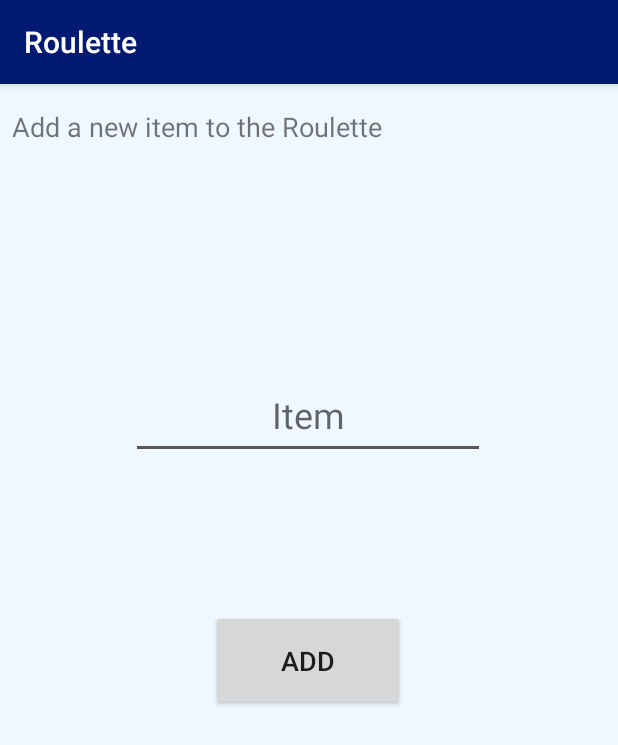
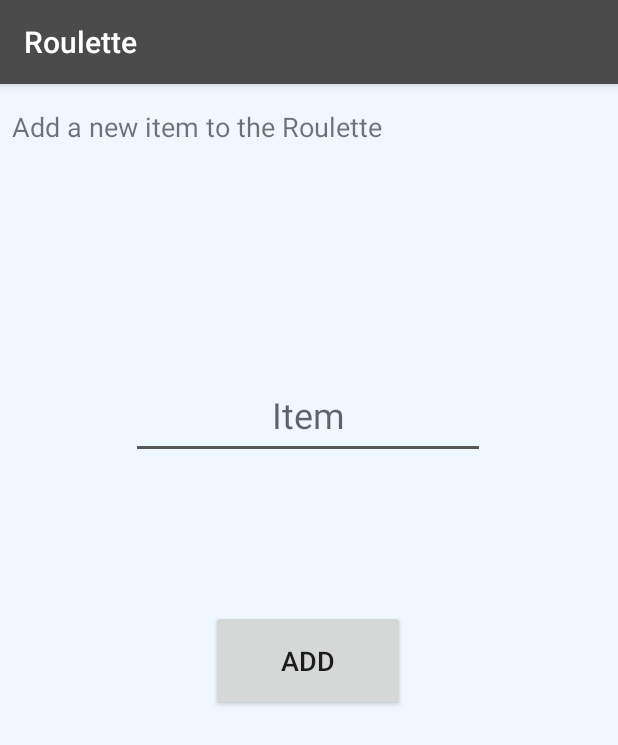
Before and after one commit to anngo14/Roulette, an Android app: the screen it shows after launch (AddItem), after a tap on an icon or button, on a phone screen of 412 x 824 dp. Shown: the top 745 px of the screen. Run offline under Robolectric (Android 15) with nearby library versions, the phone set to English and light mode, and no system bars.

Commit message:
Slight UI changed fab color

```diff
--- a/RussianRoulette/src/main/java/com/example/andrew/roulette/Favorites.java
+++ b/RussianRoulette/src/main/java/com/example/andrew/roulette/Favorites.java
@@ -100,6 +100,7 @@ public class Favorites extends AppCompatActivity {
     public void configureBackButton()
     {
         FloatingActionButton backButton = (FloatingActionButton) findViewById(R.id.back);
+        backButton.setBackgroundColor(4934475);
         backButton.setOnClickListener(new View.OnClickListener() {
             @Override
             public void onClick(View view) {
@@ -126,7 +127,7 @@ public class Favorites extends AppCompatActivity {
             while((text = buffer.readLine()) != null) {
                 builder.append(text);
             }
-            String[] files = builder.toString().split("\\\\");
+            String[] files = builder.toString().split("@@");
 
             if(files[0].compareTo("") == 0)
             {
--- a/RussianRoulette/src/main/java/com/example/andrew/roulette/MainActivity.java
+++ b/RussianRoulette/src/main/java/com/example/andrew/roulette/MainActivity.java
@@ -235,7 +235,7 @@ public class MainActivity extends AppCompatActivity {
         String fileName = roulette.getListName();
         final String fileNameList = "roulette_list_names";
 
-        String content = fileName+"\\\\";
+        String content = fileName + "@@";
         try {
             output = openFileOutput(fileName, Context.MODE_PRIVATE);
             output2 = openFileOutput(fileNameList, Context.MODE_APPEND);
--- a/RussianRoulette/src/main/res/layout/activity_favorite.xml
+++ b/RussianRoulette/src/main/res/layout/activity_favorite.xml
@@ -33,7 +33,7 @@
         android:layout_marginBottom="16dp"
         android:clickable="true"
         android:focusable="true"
-        app:backgroundTint="#3F51B5"
+        app:backgroundTint="#4B4B4B"
         app:layout_constraintBottom_toBottomOf="parent"
         app:layout_constraintEnd_toEndOf="parent"
         app:layout_constraintTop_toTopOf="parent"
--- a/RussianRoulette/src/main/res/mipmap-anydpi-v26/ic_launcher.xml
+++ b/RussianRoulette/src/main/res/mipmap-anydpi-v26/ic_launcher.xml
@@ -1,5 +1,5 @@
 <?xml version="1.0" encoding="utf-8"?>
 <adaptive-icon xmlns:android="http://schemas.android.com/apk/res/android">
-    <background android:drawable="@drawable/ic_launcher_background"/>
+    <background android:drawable="@color/ic_launcher_background"/>
     <foreground android:drawable="@mipmap/ic_launcher_foreground"/>
 </adaptive-icon>
--- a/RussianRoulette/src/main/res/mipmap-anydpi-v26/ic_launcher_round.xml
+++ b/RussianRoulette/src/main/res/mipmap-anydpi-v26/ic_launcher_round.xml
@@ -1,5 +1,5 @@
 <?xml version="1.0" encoding="utf-8"?>
 <adaptive-icon xmlns:android="http://schemas.android.com/apk/res/android">
-    <background android:drawable="@drawable/ic_launcher_background"/>
+    <background android:drawable="@color/ic_launcher_background"/>
     <foreground android:drawable="@mipmap/ic_launcher_foreground"/>
 </adaptive-icon>
--- a/RussianRoulette/src/main/res/values/colors.xml
+++ b/RussianRoulette/src/main/res/values/colors.xml
@@ -1,6 +1,6 @@
 <?xml version="1.0" encoding="utf-8"?>
 <resources>
-    <color name="colorPrimary">#031A72</color>
-    <color name="colorPrimaryDark">#020738</color>
+    <color name="colorPrimary">#4B4B4B</color>
+    <color name="colorPrimaryDark">#0E0E0E</color>
     <color name="colorAccent">#585858</color>
 </resources>
--- /dev/null
+++ b/RussianRoulette/src/main/res/values/ic_launcher_background.xml
@@ -0,0 +1,4 @@
+<?xml version="1.0" encoding="utf-8"?>
+<resources>
+    <color name="ic_launcher_background">#48A49F</color>
+</resources>
```
Also changed, not shown: RussianRoulette/src/main/java/com/example/andrew/roulette/Spinner.java (+6 -1 lines), RussianRoulette/src/main/ic_launcher-web.png, RussianRoulette/src/main/res/mipmap-hdpi/ic_launcher.png, RussianRoulette/src/main/res/mipmap-hdpi/ic_launcher_round.png, RussianRoulette/src/main/res/mipmap-mdpi/ic_launcher.png, RussianRoulette/src/main/res/mipmap-mdpi/ic_launcher_round.png, RussianRoulette/src/main/res/mipmap-xhdpi/ic_launcher.png, RussianRoulette/src/main/res/mipmap-xhdpi/ic_launcher_round.png, RussianRoulette/src/main/res/mipmap-xxhdpi/ic_launcher.png, RussianRoulette/src/main/res/mipmap-xxhdpi/ic_launcher_round.png, RussianRoulette/src/main/res/mipmap-xxxhdpi/ic_launcher.png, RussianRoulette/src/main/res/mipmap-xxxhdpi/ic_launcher_round.png.
